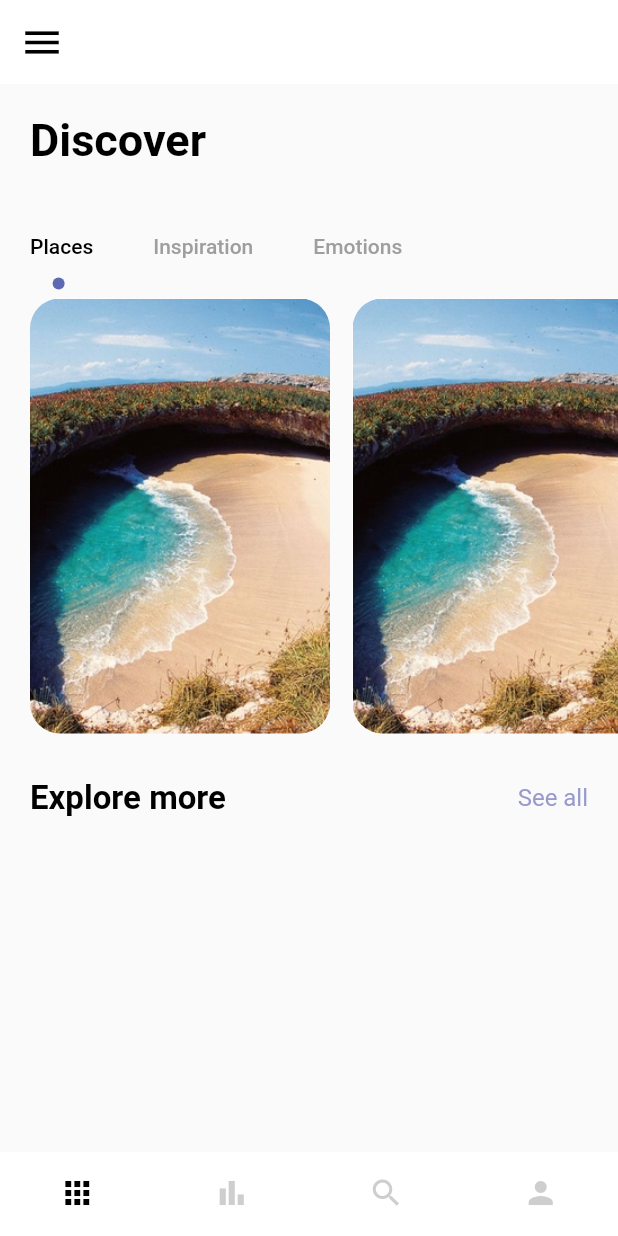
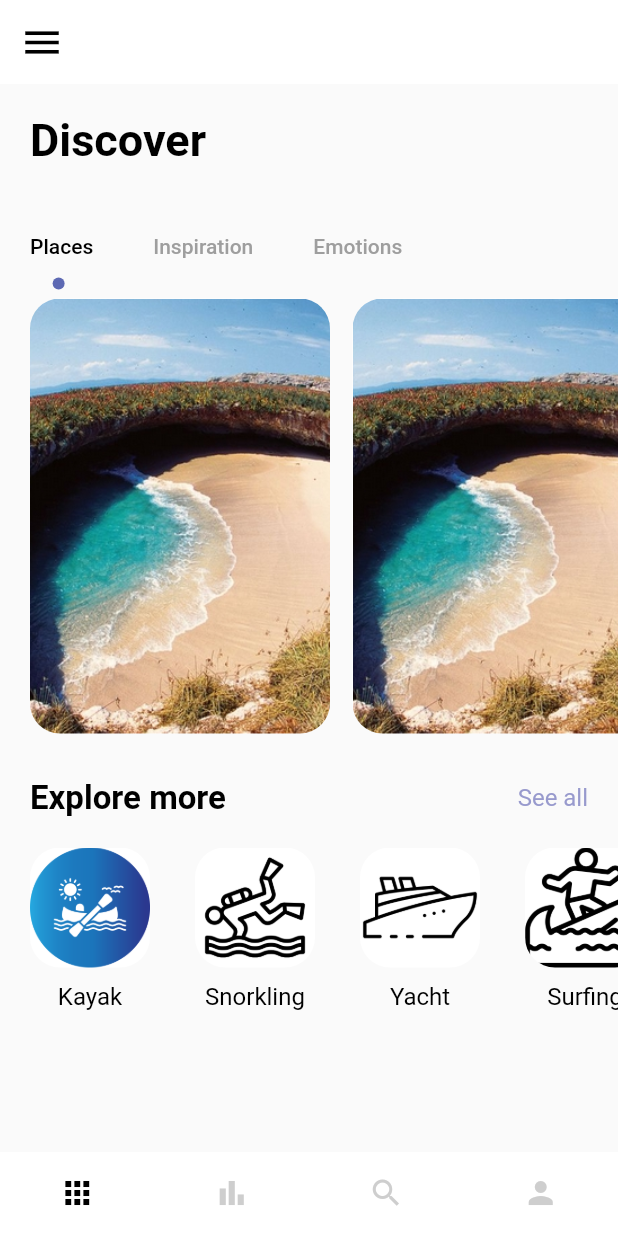
Before and after one commit to kangminchan99/Flutter_TravelApp, a Flutter app: the screen it shows after launch, on a phone screen of 412 x 824 dp. Run offline on Flutter 3.47's test engine with Material 2 defaults, Android fonts, the phone set to English and light mode, and no system bars.

Commit message:
Explore More

```diff
--- a/lib/pages/nav_pages/home_page.dart
+++ b/lib/pages/nav_pages/home_page.dart
@@ -14,6 +14,12 @@ class HomePage extends StatefulWidget {
 
 // with TickerProviderStateMixin - uses tabbar
 class _HomePageState extends State<HomePage> with TickerProviderStateMixin {
+  var image = {
+    "kayak.png": "Kayak",
+    "snorkling.png": "Snorkling",
+    "yacht.png": "Yacht",
+    "surfing.png": "Surfing",
+  };
   @override
   Widget build(BuildContext context) {
     TabController _tabController = TabController(length: 3, vsync: this);
@@ -106,8 +112,45 @@ class _HomePageState extends State<HomePage> with TickerProviderStateMixin {
                 AppText(
                   text: "See all",
                   color: AppColors.textColor1,
-                )
+                ),
               ],
+            ),
+          ),
+          const SizedBox(height: 20),
+          Container(
+            height: 120,
+            width: double.maxFinite,
+            margin: const EdgeInsets.only(left: 20),
+            child: ListView.builder(
+              itemCount: 4,
+              scrollDirection: Axis.horizontal,
+              itemBuilder: (_, index) {
+                return Container(
+                  margin: const EdgeInsets.only(right: 30),
+                  child: Column(
+                    children: [
+                      Container(
+                        width: 80,
+                        height: 80,
+                        decoration: BoxDecoration(
+                          borderRadius: BorderRadius.circular(20),
+                          color: Colors.white,
+                          image: DecorationImage(
+                            image: AssetImage(
+                                "images/${image.keys.elementAt(index)}"),
+                            fit: BoxFit.cover,
+                          ),
+                        ),
+                      ),
+                      const SizedBox(height: 10),
+                      AppText(
+                        text: image.values.elementAt(index),
+                        color: Colors.black,
+                      ),
+                    ],
+                  ),
+                );
+              },
             ),
           ),
         ],
```
Also changed, not shown: images/kayak.png (added), images/snorkling.png (added), images/surfing.png (added), images/yacht.png (added).
